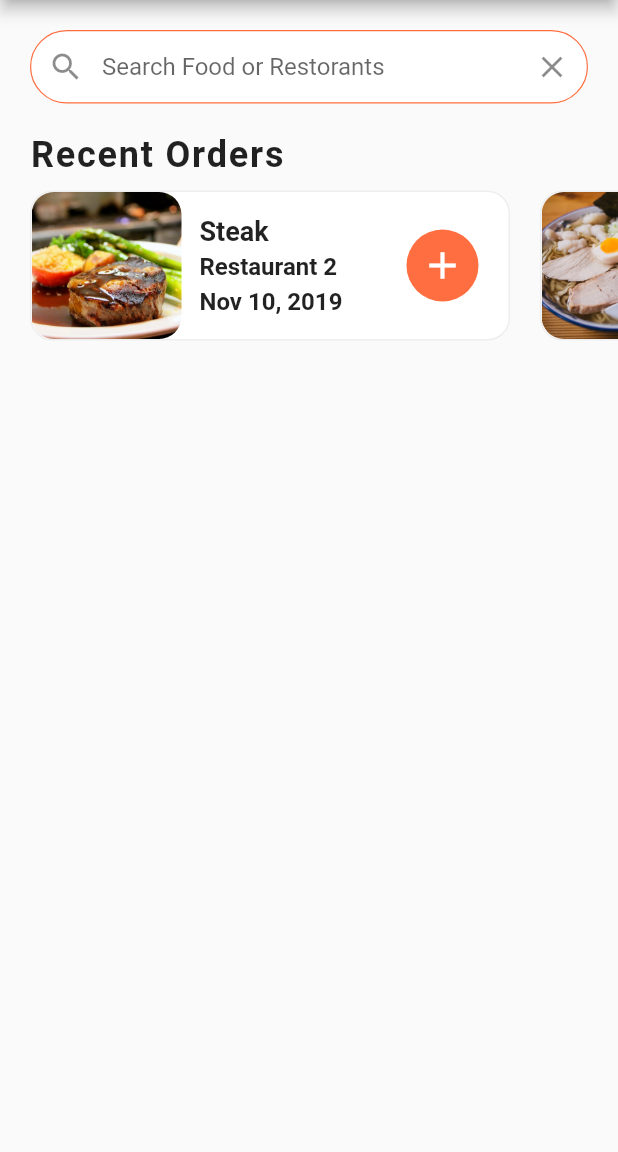
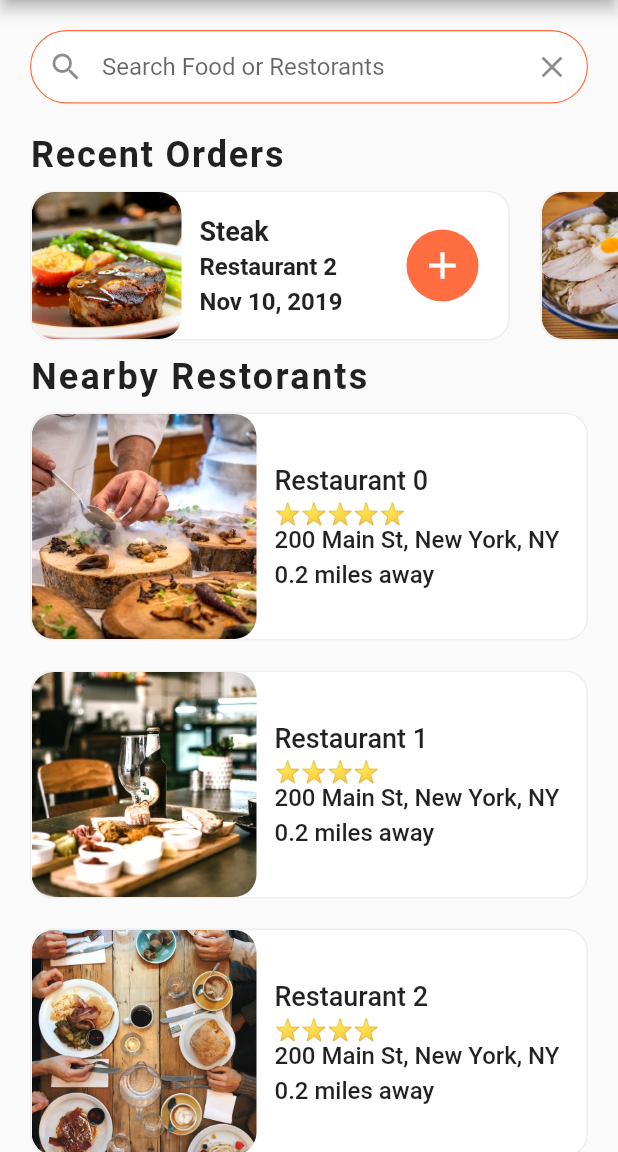
Before and after one commit to ibtehajraza/Flutter_food_delivery_app_UI, a Flutter app: the screen it shows after launch, on a phone screen of 412 x 824 dp, the part 84-1236 px from its top. Run offline on Flutter 3.47's test engine with Material 2 defaults, Android fonts, the light colour scheme and no system bars.

Commit message:
Added NearBy Restaurants List.

```diff
--- a/lib/screens/home_screens.dart
+++ b/lib/screens/home_screens.dart
@@ -1,6 +1,10 @@
 import 'package:flutter/material.dart';
+import 'package:flutter_food_delivery_ui/widgets/rating_stars.dart';
 import 'package:flutter_food_delivery_ui/widgets/recent_orders.dart';
 
+import '../data/data.dart';
+import '../data/data.dart';
+import '../data/data.dart';
 import '../data/data.dart';
 
 class HomeScreen extends StatefulWidget {
@@ -9,6 +13,87 @@
 }
 
 class _HomeScreenState extends State<HomeScreen> {
+  _buildRestorants() {
+    List<Widget> restaurantList = [];
+    restaurants.forEach((restaurant) {
+      restaurantList.add(
+        Container(
+          margin: EdgeInsets.symmetric(
+            horizontal: 20.0,
+            vertical: 10.0,
+          ),
+          decoration: BoxDecoration(
+            borderRadius: BorderRadius.circular(15.0),
+            color: Colors.white,
+            border: Border.all(
+              width: 1.0,
+              color: Colors.grey[200],
+            ),
+          ),
+          child: Row(
+            children: <Widget>[
+              ClipRRect(
+                borderRadius: BorderRadius.circular(15.0),
+                child: Image(
+                  image: AssetImage(restaurant.imageUrl),
+                  width: 150.0,
+                  height: 150.0,
+                  fit: BoxFit.cover,
+                ),
+              ),
+              Expanded(
+                child: Container(
+                  margin: EdgeInsets.all(12.0),
+                  child: Column(
+                    crossAxisAlignment: CrossAxisAlignment.start,
+                    mainAxisAlignment: MainAxisAlignment.center,
+                    children: <Widget>[
+                      Text(
+                        restaurant.name,
+                        style: TextStyle(
+                          fontSize: 18.0,
+                          fontWeight: FontWeight.w500,
+                        ),
+                        overflow: TextOverflow.ellipsis,
+                      ),
+                      SizedBox(
+                        height: 4.0,
+                      ),
+                      RatingStars(restaurant.rating),
+                      Text(
+                        restaurant.address,
+                        style: TextStyle(
+                          fontSize: 16.0,
+                          fontWeight: FontWeight.w500,
+                        ),
+                        overflow: TextOverflow.ellipsis,
+                      ),
+                      SizedBox(
+                        height: 4.0,
+                      ),
+                      Text(
+                        '0.2 miles away',
+                        style: TextStyle(
+                          fontSize: 16.0,
+                          fontWeight: FontWeight.w500,
+                        ),
+                        overflow: TextOverflow.ellipsis,
+                      ),
+                    ],
+                  ),
+                ),
+              )
+            ],
+          ),
+        ),
+      );
+    });
+
+    return Column(
+      children: restaurantList,
+    );
+  }
+
   @override
   Widget build(BuildContext context) {
     return Scaffold(
@@ -52,6 +137,17 @@
             ),
           ),
           RecentOrders(),
+          Padding(
+            padding: EdgeInsets.symmetric(horizontal: 20.0),
+            child: Text(
+              'Nearby Restorants',
+              style: TextStyle(
+                  fontSize: 24.0,
+                  fontWeight: FontWeight.w600,
+                  letterSpacing: 1.5),
+            ),
+          ),
+          _buildRestorants(),
         ],
       ),
     );
--- /dev/null
+++ b/lib/widgets/rating_stars.dart
@@ -0,0 +1,20 @@
+import 'package:flutter/material.dart';
+
+class RatingStars extends StatelessWidget {
+
+  final int ratings ;
+
+  RatingStars(this.ratings);
+
+  @override
+  Widget build(BuildContext context) {
+
+    String stars = '';
+
+    for(int i = 0 ; i < ratings; i++){
+      stars += '⭐';
+    }
+
+    return Text(stars);
+  }
+}
```
